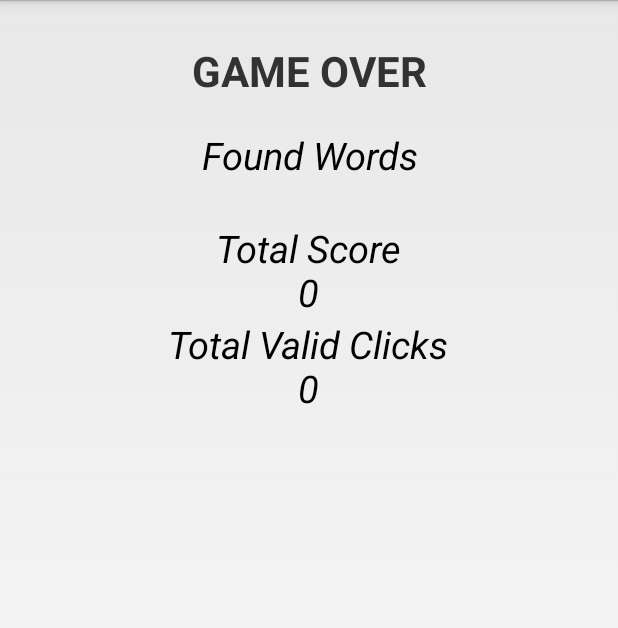
After one commit to rajkukadia/Ping-scroggle-android, an Android app: the ScroggleStatusAssignment5 screen opened directly, with no data from a screen before it, on a phone screen of 412 x 824 dp. The commit adds this screen. Shown: the top 628 px of the screen. Run offline under Robolectric (Android 15) with nearby library versions, the phone set to English and light mode, and no system bars; pictures from the network do not load; 2 statements that could not run were skipped.

```diff
--- a/app/build.gradle
+++ b/app/build.gradle
@@ -8,7 +8,7 @@ android {
         applicationId "edu.neu.madcourse.raj__kukadia"
         minSdkVersion 14
         targetSdkVersion 25
-        versionCode 22
+        versionCode 23
         versionName "1.0"
         testInstrumentationRunner "android.support.test.runner.AndroidJUnitRunner"
 
--- a/app/src/main/AndroidManifest.xml
+++ b/app/src/main/AndroidManifest.xml
@@ -44,6 +44,10 @@
             android:name=".AcknowledgementAssignment3"
             android:parentActivityName=".DictionaryAssignment3"
             android:theme="@style/NoTitle" />
+        <activity
+            android:name=".ScroggleStatusAssignment5"
+            android:parentActivityName=".ScroggleAssignment5"
+            android:theme="@style/NoTitle" />
 
 
 
--- /dev/null
+++ b/app/src/main/java/edu/neu/madcourse/raj__kukadia/ScroggleStatusAssignment5.java
@@ -0,0 +1,43 @@
+package edu.neu.madcourse.raj__kukadia;
+
+
+import android.app.Activity;
+import android.os.Bundle;
+import android.widget.TextView;
+
+import org.w3c.dom.Text;
+
+public class ScroggleStatusAssignment5 extends Activity{
+
+    private TextView t1;
+    private TextView t2;
+    private TextView t3;
+    private TextView t4;
+    private TextView t5;
+
+
+    @Override
+    protected void onCreate(Bundle savedInstanceState) {
+        super.onCreate(savedInstanceState);
+        setContentView(R.layout.activity_scroggle_status_assignment5);
+
+        t1 = (TextView) findViewById(R.id.textview_scroggle_status_one);
+        t2 = (TextView) findViewById(R.id.textview_scroggle_status_two);
+        t3 = (TextView) findViewById(R.id.textview_scroggle_status_three);
+        t4 = (TextView) findViewById(R.id.textview_scroggle_status_four);
+        t5 = (TextView) findViewById(R.id.textview_scroggle_status_five);
+
+
+        t1.setText("GAME OVER");
+        t2.setText("Found Words");
+        try {
+            t3.setText(ScroggleAssignment5Fragment.e.getText().toString());
+        }catch(NullPointerException e){
+
+        }
+            t4.setText("Total Score\n"+String.valueOf(ScroggleAssignment5Fragment.currentScore));
+       t5.setText("Total Valid Clicks\n"+String.valueOf(ScroggleAssignment5Fragment.totalClicks));
+
+
+    }
+}
--- /dev/null
+++ b/app/src/main/res/layout/activity_scroggle_status_assignment5.xml
@@ -0,0 +1,74 @@
+<?xml version="1.0" encoding="utf-8"?>
+
+<LinearLayout xmlns:android="http://schemas.android.com/apk/res/android"
+    xmlns:tools="http://schemas.android.com/tools"
+    android:layout_width="match_parent"
+    android:layout_height="match_parent"
+    android:layout_gravity="center"
+    android:orientation="vertical"
+    android:layout_margin="@dimen/menu_button_margin"
+    tools:context=".ScroggleStatusAssignment5">
+    <ScrollView
+        android:layout_width="match_parent"
+        android:layout_height="match_parent">
+        <LinearLayout
+            android:layout_width="match_parent"
+            android:layout_height="match_parent"
+            android:orientation="vertical">
+            <TextView
+                android:id="@+id/textview_scroggle_status_one"
+                android:layout_width="match_parent"
+                android:layout_height="wrap_content"
+                android:padding="@dimen/control_padding"
+                android:gravity="center"
+                android:textStyle="bold"
+                android:textSize="28sp"
+                >
+
+            </TextView>
+            <TextView
+                android:id="@+id/textview_scroggle_status_two"
+                android:layout_width="wrap_content"
+                android:layout_height="wrap_content"
+                android:gravity="center"
+                android:textStyle="italic"
+                android:layout_gravity="center"
+                android:textSize="25sp"
+                android:textAppearance="@style/Base.TextAppearance.AppCompat.Subhead"/>
+
+            <TextView
+                android:id="@+id/textview_scroggle_status_three"
+                android:layout_width="wrap_content"
+                android:layout_height="wrap_content"
+                android:textSize="20sp"
+                android:layout_gravity="center"
+                android:scrollbars="vertical"
+                >
+            </TextView>
+
+
+            <TextView
+                android:id="@+id/textview_scroggle_status_four"
+                android:layout_width="wrap_content"
+                android:layout_height="wrap_content"
+                android:gravity="center"
+                android:textStyle="italic"
+                android:layout_gravity="center"
+                android:textSize="25sp"
+
+                android:textAppearance="@style/Base.TextAppearance.AppCompat.Subhead"/>
+            <TextView
+                android:id="@+id/textview_scroggle_status_five"
+                android:layout_width="wrap_content"
+                android:layout_height="wrap_content"
+                android:gravity="center"
+                android:textStyle="italic"
+                android:layout_gravity="center"
+                android:textSize="25sp"
+                android:textAppearance="@style/Base.TextAppearance.AppCompat.Subhead"/>
+
+
+
+        </LinearLayout>
+    </ScrollView>
+</LinearLayout>
--- a/app/src/main/res/values/strings.xml
+++ b/app/src/main/res/values/strings.xml
@@ -28,6 +28,10 @@
     <string name="dict_label">Dictionary</string>
     <string name="scroggle_label">Scroggle</string>
     <string name="scroggle_done_label">Done !</string>
+    <string name="scroggle_pause_label">Pause</string>
+    <string name="resume_label">Resume</string>
+
+
 
     <string name="search_label">Search</string>
     <string name="save_label">Save</string>
```
Also changed, not shown: app/src/main/java/edu/neu/madcourse/raj__kukadia/DictionaryAssignment3.java (+7 -3 lines), app/src/main/java/edu/neu/madcourse/raj__kukadia/ScroggleAssignment5Fragment.java (+101 -32 lines), app/src/main/java/edu/neu/madcourse/raj__kukadia/UT3MainFragmentScroggleAssignment5.java (+8 -0 lines).
